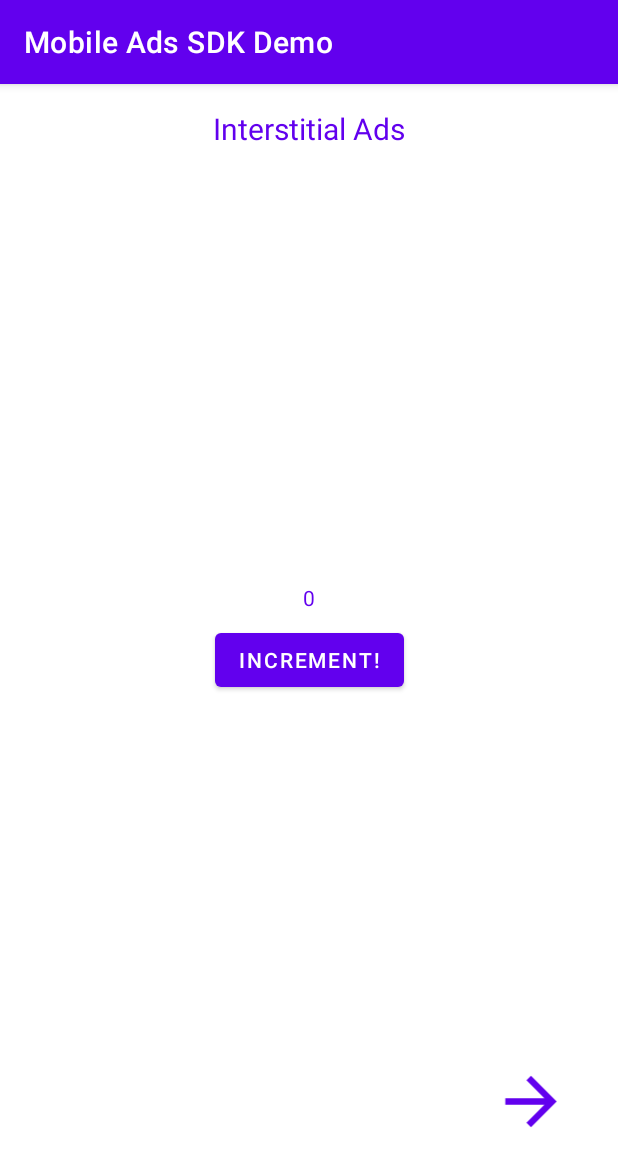
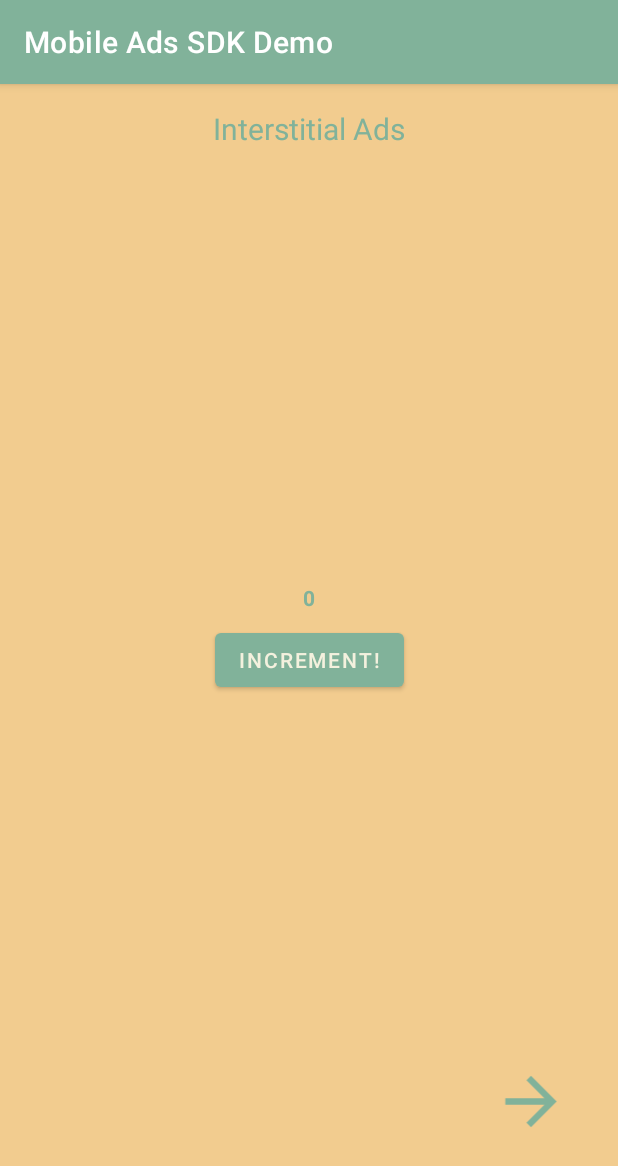
Before and after one commit to thombran/AdsDemo, an Android app: the screen it shows after launch (InterstitialActivity), after a tap on "TODO", on a phone screen of 412 x 824 dp. Shown: the top 1166 px of the screen. Run offline under Robolectric (Android 15) with nearby library versions, the phone set to English and light mode, and no system bars; our stand-ins replace AdMob; 1 statement that could not run was skipped.

Commit message:
Added comments and gave app visual update

```diff
--- a/app/src/main/java/cis/gvsu/edu/admobdemo/BannerActivity.kt
+++ b/app/src/main/java/cis/gvsu/edu/admobdemo/BannerActivity.kt
@@ -9,14 +9,22 @@ import android.widget.ImageView
 import android.widget.Toast
 import com.google.android.gms.ads.*
 
+/**
+ * This is our demo banner ad activity which demonstrates the functionality of a couple
+ * different banner types and how they can be displayed on the screen when desired
+ * @author Brandon Thomas & Daniel Floyd
+ * @version 0.1.0
+ */
 class BannerActivity : AppCompatActivity() {
     override fun onCreate(savedInstanceState: Bundle?) {
         super.onCreate(savedInstanceState)
-        setContentView(R.layout.activity_main)
+        setContentView(R.layout.activity_banner)
 
-        MobileAds.initialize(this)
+        MobileAds.initialize(this) // Start up mobile ad service for this activity
 
         val adButton = findViewById<Button>(R.id.adButton)
+
+        // Every time the button is pressed, a new ad should be loaded in the standard banner format
         adButton.setOnClickListener {
             val exAdView = findViewById<AdView>(R.id.exAd)
             exAdView.visibility = VISIBLE
@@ -48,6 +56,7 @@ class BannerActivity : AppCompatActivity() {
         }
 
         val adSmart = findViewById<Button>(R.id.adSmartButton)
+        // When this button is pressed, a new "Smart" banner should be loaded each time
         adSmart.setOnClickListener {
             val exAdView = findViewById<AdView>(R.id.exAdSmart)
             exAdView.visibility = VISIBLE
@@ -55,6 +64,7 @@ class BannerActivity : AppCompatActivity() {
             exAdView.loadAd(adRequest)
         }
 
+        // Move to next ad demo screen
         val nextScreen = findViewById<ImageView>(R.id.main2interstitial)
         nextScreen.setOnClickListener {
             val intent = Intent(this, InterstitialActivity::class.java)
--- a/app/src/main/java/cis/gvsu/edu/admobdemo/InterstitialActivity.kt
+++ b/app/src/main/java/cis/gvsu/edu/admobdemo/InterstitialActivity.kt
@@ -13,6 +13,12 @@ import com.google.android.gms.ads.interstitial.InterstitialAdLoadCallback
 
 const val AD_UNIT_ID = "ca-app-pub-3940256099942544/8691691433"
 
+/**
+ * This is our demo interstitial ad activity which demonstrates some of the potential functionality
+ * of the interstitial ad type, as we as basic implementation
+ * @author Brandon Thomas & Daniel Floyd
+ * @version 0.1.0
+ */
 class InterstitialActivity : AppCompatActivity() {
     private var interstitialAd: InterstitialAd? = null
     private final var TAG = "InterstitialActivity"
@@ -21,24 +27,28 @@ class InterstitialActivity : AppCompatActivity() {
         super.onCreate(savedInstanceState)
         setContentView(R.layout.activity_interstitial)
 
-        MobileAds.initialize(this) {}
-        loadAd()
+        MobileAds.initialize(this) {} // Start up mobile ad service for this activity
+        loadAd() // Make sure ad is loaded before the user begins interaction
 
         val incButton = findViewById<Button>(R.id.incButton)
         val incText = findViewById<TextView>(R.id.incrementText)
         val subtext = findViewById<TextView>(R.id.titleSubtext)
+        incText.text = "0"
 
+        // Every time the button is tapped, the count in the center of the screen is incremented
         incButton.setOnClickListener {
             var newNum = incText.text.toString().toInt()
             newNum++
             incText.text = newNum.toString()
 
+            // If the user has tapped in increment of 10 times, then load a new interstitial ad
             if (newNum % 10 == 0) {
                 showInterstitial()
                 subtext.visibility = VISIBLE
             }
         }
 
+        // Move to the next ad demo when user taps the arrow in bottom-left
         val nextScreen = findViewById<ImageView>(R.id.interstitial2rewarded)
         nextScreen.setOnClickListener {
             val intent = Intent(this, RewardedActivity::class.java)
@@ -46,6 +56,9 @@ class InterstitialActivity : AppCompatActivity() {
         }
     }
 
+    /**
+     * Helper function to load the interstitial ad, which includes nested methods to handle errors
+     */
     private fun loadAd() {
         var adRequest = AdRequest.Builder().build()
 
@@ -65,6 +78,10 @@ class InterstitialActivity : AppCompatActivity() {
         )
     }
 
+    /**
+     * Function which actually displays the interstitial ad on the screen. Also includes nested
+     * functions to handle various errors (implementation details were left empty purposely)
+     */
     private fun showInterstitial() {
         if (interstitialAd != null) {
             interstitialAd?.fullScreenContentCallback = object : FullScreenContentCallback() {
--- a/app/src/main/res/drawable/ic_baseline_arrow_forward_24.xml
+++ b/app/src/main/res/drawable/ic_baseline_arrow_forward_24.xml
@@ -3,8 +3,8 @@
     android:height="24dp"
     android:viewportWidth="24"
     android:viewportHeight="24"
-    android:tint="@color/purple_500">
+    android:tint="@color/green_sheen">
   <path
-      android:fillColor="@color/purple_500"
+      android:fillColor="@color/green_sheen"
       android:pathData="M12,4l-1.41,1.41L16.17,11H4v2h12.17l-5.58,5.59L12,20l8,-8z"/>
 </vector>
--- a/app/src/main/res/layout/activity_interstitial.xml
+++ b/app/src/main/res/layout/activity_interstitial.xml
@@ -4,6 +4,7 @@
     xmlns:tools="http://schemas.android.com/tools"
     android:layout_width="match_parent"
     android:layout_height="match_parent"
+    android:background="@color/deep_champagne"
     tools:context=".InterstitialActivity">
 
     <ImageView
@@ -24,6 +25,7 @@
         android:layout_width="wrap_content"
         android:layout_height="wrap_content"
         android:text="increment!"
+        android:textColor="@color/eggshell"
         app:layout_constraintBottom_toBottomOf="parent"
         app:layout_constraintEnd_toEndOf="parent"
         app:layout_constraintStart_toStartOf="parent"
@@ -36,7 +38,8 @@
         android:layout_marginBottom="8dp"
         android:numeric="integer"
         android:text="0"
-        android:textColor="@color/purple_500"
+        android:textColor="@color/green_sheen"
+        android:textStyle="bold"
         app:layout_constraintBottom_toTopOf="@+id/incButton"
         app:layout_constraintEnd_toEndOf="parent"
         app:layout_constraintStart_toStartOf="parent" />
@@ -48,7 +51,7 @@
         android:layout_marginTop="16dp"
         android:gravity="center_horizontal"
         android:text="Interstitial Ads"
-        android:textColor="@color/purple_500"
+        android:textColor="@color/green_sheen"
         android:textSize="20dp"
         app:layout_constraintEnd_toEndOf="parent"
         app:layout_constraintStart_toStartOf="parent"
--- a/app/src/main/res/layout/activity_rewarded.xml
+++ b/app/src/main/res/layout/activity_rewarded.xml
@@ -4,6 +4,7 @@
     xmlns:tools="http://schemas.android.com/tools"
     android:layout_width="match_parent"
     android:layout_height="match_parent"
+    android:background="@color/deep_champagne"
     tools:context=".RewardedActivity">
 
     <Button
@@ -12,6 +13,7 @@
         android:layout_height="wrap_content"
         android:layout_marginBottom="16dp"
         android:text="Want a reward? Tap here"
+        android:textColor="@color/eggshell"
         app:layout_constraintBottom_toBottomOf="parent"
         app:layout_constraintEnd_toEndOf="parent"
         app:layout_constraintStart_toStartOf="parent" />
@@ -21,6 +23,7 @@
         android:layout_width="wrap_content"
         android:layout_height="wrap_content"
         android:text="Increment"
+        android:textColor="@color/eggshell"
         app:layout_constraintBottom_toBottomOf="parent"
         app:layout_constraintEnd_toEndOf="parent"
         app:layout_constraintStart_toStartOf="parent"
@@ -32,7 +35,8 @@
         android:layout_height="wrap_content"
         android:layout_marginBottom="16dp"
         android:text="Current count: 0"
-        android:textColor="@color/purple_200"
+        android:textColor="@color/green_sheen"
+        android:textStyle="bold"
         app:layout_constraintBottom_toTopOf="@+id/rewardIncButton"
         app:layout_constraintEnd_toEndOf="parent"
         app:layout_constraintStart_toStartOf="parent" />
--- a/app/src/main/res/values/colors.xml
+++ b/app/src/main/res/values/colors.xml
@@ -7,4 +7,13 @@
     <color name="teal_700">#FF018786</color>
     <color name="black">#FF000000</color>
     <color name="white">#FFFFFFFF</color>
+    <color name="burnt_sienna">#E76F51</color>
+    <color name="persian_green">#2A9D8F</color>
+    <color name="charcoal">#264653</color>
+    <color name="orange_yellow_crayola">#E9C46A</color>
+    <color name="sandy_brown">#F4A261</color>
+    <color name="green_sheen">#81B29A</color>
+    <color name="deep_champagne">#F2CC8F</color>
+    <color name="eggshell">#F4F1DE</color>
+    <color name="terra_cotta">#E07A5F</color>
 </resources>
--- a/app/src/main/res/values/themes.xml
+++ b/app/src/main/res/values/themes.xml
@@ -2,13 +2,13 @@
     <!-- Base application theme. -->
     <style name="Theme.AdMobDemo" parent="Theme.MaterialComponents.DayNight.DarkActionBar">
         <!-- Primary brand color. -->
-        <item name="colorPrimary">@color/purple_500</item>
-        <item name="colorPrimaryVariant">@color/purple_700</item>
-        <item name="colorOnPrimary">@color/white</item>
+        <item name="colorPrimary">@color/green_sheen</item>
+        <item name="colorPrimaryVariant">@color/green_sheen</item>
+        <item name="colorOnPrimary">@color/eggshell</item>
         <!-- Secondary brand color. -->
-        <item name="colorSecondary">@color/teal_200</item>
-        <item name="colorSecondaryVariant">@color/teal_700</item>
-        <item name="colorOnSecondary">@color/black</item>
+        <item name="colorSecondary">@color/persian_green</item>
+        <item name="colorSecondaryVariant">@color/charcoal</item>
+        <item name="colorOnSecondary">@color/eggshell</item>
         <!-- Status bar color. -->
         <item name="android:statusBarColor" tools:targetApi="l">?attr/colorPrimaryVariant</item>
         <!-- Customize your theme here. -->
```
Also changed, not shown: app/src/main/java/cis/gvsu/edu/admobdemo/RewardedActivity.kt (+22 -4 lines), app/src/main/res/layout/activity_banner.xml (renamed from app/src/main/res/layout/activity_main.xml, +7 -6 lines).
